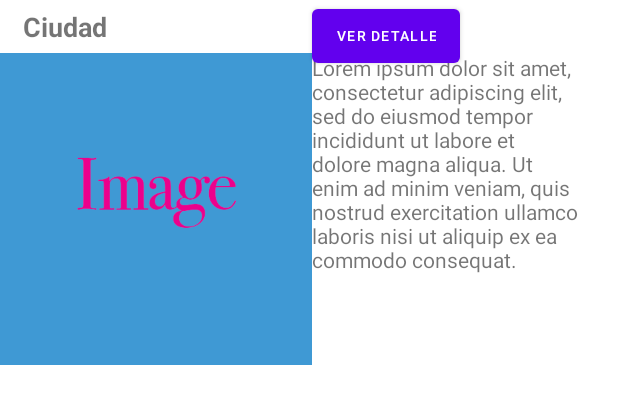
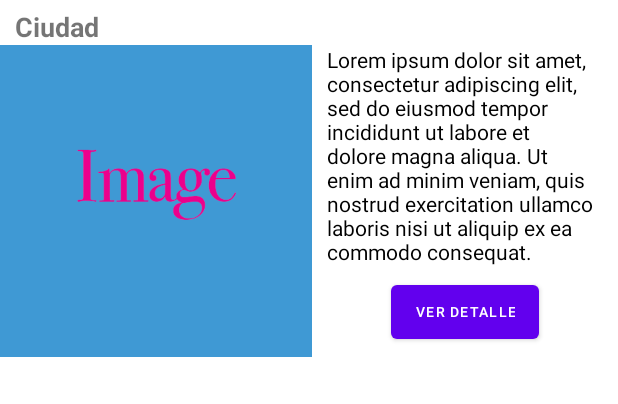
Before and after one commit to alveirobueno/MisionTIC--App--Android, an Android app: the layout activity_item_ok.xml on its own in the app's theme, with its tools: preview values and no code run, on a phone screen of 412 x 824 dp. Shown: the top 404 px of the screen. Run offline under Robolectric (Android 15) with nearby library versions, the phone set to English and light mode, and no system bars.

Commit message:
Miercoles 17 Noche

```diff
--- a/app/src/main/res/layout/activity_item_ok.xml
+++ b/app/src/main/res/layout/activity_item_ok.xml
@@ -1,16 +1,17 @@
 <?xml version="1.0" encoding="utf-8"?>
 <androidx.constraintlayout.widget.ConstraintLayout xmlns:android="http://schemas.android.com/apk/res/android"
     android:layout_width="match_parent"
-    android:layout_height="match_parent"
-    xmlns:app="http://schemas.android.com/apk/res-auto">
+    android:layout_height="wrap_content"
+    xmlns:app="http://schemas.android.com/apk/res-auto"
+    android:layout_marginVertical="5dp">
 
     <TextView
         android:id="@+id/titleList"
         android:layout_width="match_parent"
         android:layout_height="wrap_content"
-        android:layout_marginHorizontal="10dp"
-        android:padding="5dp"
+        android:paddingHorizontal="10dp"
         android:text="Ciudad"
+        android:background="@color/gray"
         android:textSize="18sp"
         android:textStyle="bold"
         app:layout_constraintTop_toTopOf="parent"/>
@@ -24,18 +25,25 @@
 
     <TextView
         android:id="@+id/textList"
-        android:layout_width="184dp"
+        android:layout_width="0dp"
         android:layout_height="wrap_content"
         app:layout_constraintLeft_toRightOf="@id/imageList"
         app:layout_constraintTop_toBottomOf="@id/titleList"
+        app:layout_constraintRight_toRightOf="parent"
+        android:paddingHorizontal="10dp"
+        android:background="@color/gray"
+        android:textColor="@color/black"
         android:text="@string/lorem" />
 
     <Button
         android:layout_width="wrap_content"
         android:layout_height="wrap_content"
-        android:elevation="@dimen/cardview_default_elevation"
         android:text="Ver detalle"
+        android:textColor="@color/white"
         android:textSize="9sp"
-        app:layout_constraintLeft_toRightOf="@id/imageList"/>
+        app:layout_constraintBottom_toBottomOf="parent"
+        app:layout_constraintLeft_toRightOf="@id/imageList"
+        app:layout_constraintRight_toRightOf="@id/textList"
+        app:layout_constraintTop_toBottomOf="@id/textList" />
 
 </androidx.constraintlayout.widget.ConstraintLayout>
--- a/app/src/main/res/values/colors.xml
+++ b/app/src/main/res/values/colors.xml
@@ -7,5 +7,7 @@
     <color name="teal_700">#FF018786</color>
     <color name="black">#FF000000</color>
     <color name="cabeza">#D95245</color>
+    <color name="gray">#80FFFFFF</color>
+    <color name="button1">#8023456E</color>
     <color name="white">#FFFFFF</color>
 </resources>
```
